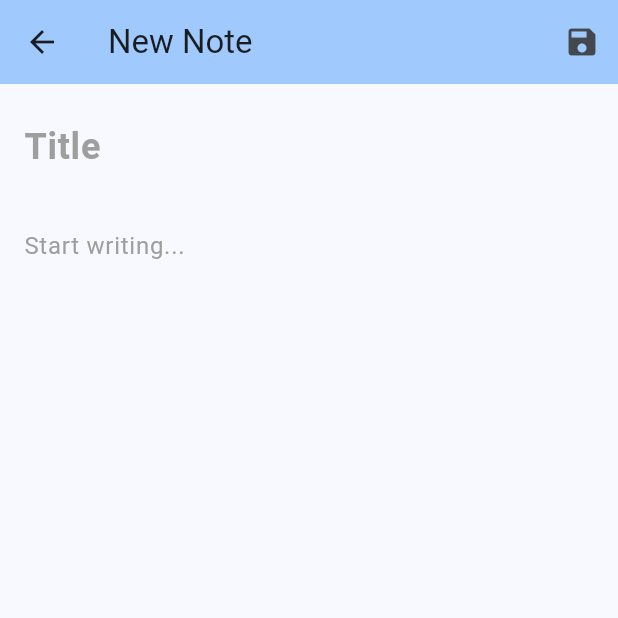
After one commit to rajni2002491/technica, a Flutter app: the screen it shows after launch, after a tap on the "add" icon, on a phone screen of 412 x 824 dp, the top half of it. The commit adds this screen. Run offline on Flutter 3.47's test engine with Material 3 defaults, Android fonts, the phone set to English and light mode, and no system bars; our stand-ins replace shared_preferences.

Commit message:
Update dependencies and refactor main app structure. Added shared_preferences and intl packages, updated Flutter SDK version, and modified the main app to use NotesListScreen as the home widget.

```diff
--- a/lib/main.dart
+++ b/lib/main.dart
@@ -1,4 +1,5 @@
 import 'package:flutter/material.dart';
+import 'screens/notes_list_screen.dart';
 
 void main() {
   runApp(const MyApp());
@@ -7,45 +8,19 @@ void main() {
 class MyApp extends StatelessWidget {
   const MyApp({super.key});
 
-  // This widget is the root of your application.
   @override
   Widget build(BuildContext context) {
     return MaterialApp(
-      title: 'Flutter Demo',
+      title: 'Notepad',
       theme: ThemeData(
-        colorScheme: ColorScheme.fromSeed(seedColor: Colors.deepPurple),
+        colorScheme: ColorScheme.fromSeed(
+          seedColor: Colors.blue,
+          brightness: Brightness.light,
+        ),
+        useMaterial3: true,
       ),
-      home: const MyHomePage(title: 'App Attacker Simulator'),
+      home: const NotesListScreen(),
+      debugShowCheckedModeBanner: false,
     );
   }
 }
-
-class MyHomePage extends StatefulWidget {
-  const MyHomePage({super.key, required this.title});
-
-  final String title;
-
-  @override
-  State<MyHomePage> createState() => _MyHomePageState();
-}
-
-class _MyHomePageState extends State<MyHomePage> {
-
-  @override
-  Widget build(BuildContext context) {
-    return Scaffold(
-      appBar: AppBar(
-        backgroundColor: Colors.blue,
-        title: Text(widget.title),
-      ),
-      body: Center(
-        child: Column(
-          mainAxisAlignment: MainAxisAlignment.center,
-          children: [
-            Text('Hello, World!'),
-          ],
-        ),
-      ),
-    );
-  }
-}
--- /dev/null
+++ b/lib/models/note.dart
@@ -0,0 +1,54 @@
+class Note {
+  final String id;
+  final String title;
+  final String content;
+  final DateTime createdAt;
+  final DateTime updatedAt;
+
+  Note({
+    required this.id,
+    required this.title,
+    required this.content,
+    required this.createdAt,
+    required this.updatedAt,
+  });
+
+  // Convert Note to Map for JSON serialization
+  Map<String, dynamic> toJson() {
+    return {
+      'id': id,
+      'title': title,
+      'content': content,
+      'createdAt': createdAt.toIso8601String(),
+      'updatedAt': updatedAt.toIso8601String(),
+    };
+  }
+
+  // Create Note from Map
+  factory Note.fromJson(Map<String, dynamic> json) {
+    return Note(
+      id: json['id'] as String,
+      title: json['title'] as String,
+      content: json['content'] as String,
+      createdAt: DateTime.parse(json['createdAt'] as String),
+      updatedAt: DateTime.parse(json['updatedAt'] as String),
+    );
+  }
+
+  // Create a copy of Note with optional updates
+  Note copyWith({
+    String? id,
+    String? title,
+    String? content,
+    DateTime? createdAt,
+    DateTime? updatedAt,
+  }) {
+    return Note(
+      id: id ?? this.id,
+      title: title ?? this.title,
+      content: content ?? this.content,
+      createdAt: createdAt ?? this.createdAt,
+      updatedAt: updatedAt ?? this.updatedAt,
+    );
+  }
+}
--- /dev/null
+++ b/lib/screens/note_edit_screen.dart
@@ -0,0 +1,177 @@
+import 'package:flutter/material.dart';
+import 'package:intl/intl.dart';
+import '../models/note.dart';
+import '../services/note_storage.dart';
+
+class NoteEditScreen extends StatefulWidget {
+  final Note? note;
+
+  const NoteEditScreen({super.key, this.note});
+
+  @override
+  State<NoteEditScreen> createState() => _NoteEditScreenState();
+}
+
+class _NoteEditScreenState extends State<NoteEditScreen> {
+  final NoteStorage _noteStorage = NoteStorage();
+  final TextEditingController _titleController = TextEditingController();
+  final TextEditingController _contentController = TextEditingController();
+  bool _isSaving = false;
+
+  @override
+  void initState() {
+    super.initState();
+    if (widget.note != null) {
+      _titleController.text = widget.note!.title;
+      _contentController.text = widget.note!.content;
+    }
+  }
+
+  @override
+  void dispose() {
+    _titleController.dispose();
+    _contentController.dispose();
+    super.dispose();
+  }
+
+  Future<void> _saveNote() async {
+    final title = _titleController.text.trim();
+    final content = _contentController.text.trim();
+
+    if (title.isEmpty && content.isEmpty) {
+      // Don't save empty notes
+      Navigator.pop(context, false);
+      return;
+    }
+
+    setState(() {
+      _isSaving = true;
+    });
+
+    final now = DateTime.now();
+    final note = widget.note != null
+        ? widget.note!.copyWith(
+            title: title.isEmpty ? 'Untitled' : title,
+            content: content,
+            updatedAt: now,
+          )
+        : Note(
+            id: DateTime.now().millisecondsSinceEpoch.toString(),
+            title: title.isEmpty ? 'Untitled' : title,
+            content: content,
+            createdAt: now,
+            updatedAt: now,
+          );
+
+    final success = await _noteStorage.saveNote(note);
+
+    setState(() {
+      _isSaving = false;
+    });
+
+    if (success) {
+      if (mounted) {
+        Navigator.pop(context, true);
+        ScaffoldMessenger.of(context).showSnackBar(
+          SnackBar(
+            content: Text(widget.note != null ? 'Note updated' : 'Note saved'),
+          ),
+        );
+      }
+    } else {
+      if (mounted) {
+        ScaffoldMessenger.of(context).showSnackBar(
+          const SnackBar(
+            content: Text('Failed to save note'),
+            backgroundColor: Colors.red,
+          ),
+        );
+      }
+    }
+  }
+
+  @override
+  Widget build(BuildContext context) {
+    final isEditing = widget.note != null;
+    final dateFormat = DateFormat('MMM d, yyyy • HH:mm');
+
+    return Scaffold(
+      appBar: AppBar(
+        title: Text(isEditing ? 'Edit Note' : 'New Note'),
+        backgroundColor: Theme.of(context).colorScheme.inversePrimary,
+        actions: [
+          if (_isSaving)
+            const Padding(
+              padding: EdgeInsets.all(16.0),
+              child: SizedBox(
+                width: 20,
+                height: 20,
+                child: CircularProgressIndicator(strokeWidth: 2),
+              ),
+            )
+          else
+            IconButton(
+              icon: const Icon(Icons.save),
+              onPressed: _saveNote,
+              tooltip: 'Save',
+            ),
+        ],
+      ),
+      body: Column(
+        children: [
+          if (isEditing && widget.note != null)
+            Container(
+              width: double.infinity,
+              padding: const EdgeInsets.symmetric(horizontal: 16, vertical: 8),
+              color: Colors.grey[100],
+              child: Text(
+                'Last updated: ${dateFormat.format(widget.note!.updatedAt)}',
+                style: TextStyle(fontSize: 12, color: Colors.grey[600]),
+              ),
+            ),
+          Expanded(
+            child: SingleChildScrollView(
+              padding: const EdgeInsets.all(16),
+              child: Column(
+                crossAxisAlignment: CrossAxisAlignment.start,
+                children: [
+                  TextField(
+                    controller: _titleController,
+                    decoration: const InputDecoration(
+                      hintText: 'Title',
+                      border: InputBorder.none,
+                      hintStyle: TextStyle(
+                        fontSize: 24,
+                        fontWeight: FontWeight.bold,
+                        color: Colors.grey,
+                      ),
+                    ),
+                    style: const TextStyle(
+                      fontSize: 24,
+                      fontWeight: FontWeight.bold,
+                    ),
+                    maxLines: null,
+                    textCapitalization: TextCapitalization.sentences,
+                  ),
+                  const SizedBox(height: 16),
+                  TextField(
+                    controller: _contentController,
+                    decoration: const InputDecoration(
+                      hintText: 'Start writing...',
+                      border: InputBorder.none,
+                      hintStyle: TextStyle(fontSize: 16, color: Colors.grey),
+                    ),
+                    style: const TextStyle(fontSize: 16, height: 1.5),
+                    maxLines: null,
+                    textCapitalization: TextCapitalization.sentences,
+                    expands: false,
+                  ),
+                ],
+              ),
+            ),
+          ),
+        ],
+      ),
+    );
+  }
+}
--- /dev/null
+++ b/lib/screens/notes_list_screen.dart
@@ -0,0 +1,199 @@
+import 'package:flutter/material.dart';
+import 'package:intl/intl.dart';
+import '../models/note.dart';
+import '../services/note_storage.dart';
+import 'note_edit_screen.dart';
+
+class NotesListScreen extends StatefulWidget {
+  const NotesListScreen({super.key});
+
+  @override
+  State<NotesListScreen> createState() => _NotesListScreenState();
+}
+
+class _NotesListScreenState extends State<NotesListScreen> {
+  final NoteStorage _noteStorage = NoteStorage();
+  List<Note> _notes = [];
+  bool _isLoading = true;
+
+  @override
+  void initState() {
+    super.initState();
+    _loadNotes();
+  }
+
+  Future<void> _loadNotes() async {
+    setState(() {
+      _isLoading = true;
+    });
+
+    final notes = await _noteStorage.getNotes();
+
+    setState(() {
+      _notes = notes;
+      _isLoading = false;
+    });
+  }
+
+  Future<void> _deleteNote(Note note) async {
+    final confirm = await showDialog<bool>(
+      context: context,
+      builder: (context) => AlertDialog(
+        title: const Text('Delete Note'),
+        content: Text('Are you sure you want to delete "${note.title}"?'),
+        actions: [
+          TextButton(
+            onPressed: () => Navigator.pop(context, false),
+            child: const Text('Cancel'),
+          ),
+          TextButton(
+            onPressed: () => Navigator.pop(context, true),
+            style: TextButton.styleFrom(foregroundColor: Colors.red),
+            child: const Text('Delete'),
+          ),
+        ],
+      ),
+    );
+
+    if (confirm == true) {
+      await _noteStorage.deleteNote(note.id);
+      _loadNotes();
+      if (mounted) {
+        ScaffoldMessenger.of(
+          context,
+        ).showSnackBar(const SnackBar(content: Text('Note deleted')));
+      }
+    }
+  }
+
+  void _navigateToEditScreen(Note? note) async {
+    final result = await Navigator.push(
+      context,
+      MaterialPageRoute(builder: (context) => NoteEditScreen(note: note)),
+    );
+
+    if (result == true) {
+      _loadNotes();
+    }
+  }
+
+  String _formatDate(DateTime date) {
+    final now = DateTime.now();
+    final difference = now.difference(date);
+
+    if (difference.inDays == 0) {
+      return DateFormat('HH:mm').format(date);
+    } else if (difference.inDays == 1) {
+      return 'Yesterday';
+    } else if (difference.inDays < 7) {
+      return DateFormat('EEEE').format(date);
+    } else {
+      return DateFormat('MMM d, yyyy').format(date);
+    }
+  }
+
+  String _getPreview(String content) {
+    if (content.isEmpty) {
+      return 'No content';
+    }
+    return content.length > 100 ? '${content.substring(0, 100)}...' : content;
+  }
+
+  @override
+  Widget build(BuildContext context) {
+    return Scaffold(
+      appBar: AppBar(
+        title: const Text('Notepad'),
+        backgroundColor: Theme.of(context).colorScheme.inversePrimary,
+        elevation: 0,
+      ),
+      body: _isLoading
+          ? const Center(child: CircularProgressIndicator())
+          : _notes.isEmpty
+          ? Center(
+              child: Column(
+                mainAxisAlignment: MainAxisAlignment.center,
+                children: [
+                  Icon(Icons.note_outlined, size: 64, color: Colors.grey[400]),
+                  const SizedBox(height: 16),
+                  Text(
+                    'No notes yet',
+                    style: TextStyle(fontSize: 18, color: Colors.grey[600]),
+                  ),
+                  const SizedBox(height: 8),
+                  Text(
+                    'Tap the + button to create your first note',
+                    style: TextStyle(fontSize: 14, color: Colors.grey[500]),
+                  ),
+                ],
+              ),
+            )
+          : RefreshIndicator(
+              onRefresh: _loadNotes,
+              child: ListView.builder(
+                padding: const EdgeInsets.all(8),
+                itemCount: _notes.length,
+                itemBuilder: (context, index) {
+                  final note = _notes[index];
+                  return Card(
+                    margin: const EdgeInsets.symmetric(
+                      horizontal: 8,
+                      vertical: 4,
+                    ),
+                    elevation: 1,
+                    child: ListTile(
+                      contentPadding: const EdgeInsets.symmetric(
+                        horizontal: 16,
+                        vertical: 8,
+                      ),
+                      title: Text(
+                        note.title.isEmpty ? 'Untitled' : note.title,
+                        style: const TextStyle(
+                          fontWeight: FontWeight.bold,
+                          fontSize: 16,
+                        ),
+                        maxLines: 1,
+                        overflow: TextOverflow.ellipsis,
+                      ),
+                      subtitle: Column(
+                        crossAxisAlignment: CrossAxisAlignment.start,
+                        children: [
+                          const SizedBox(height: 4),
+                          Text(
+                            _getPreview(note.content),
+                            style: TextStyle(
+                              color: Colors.grey[700],
+                              fontSize: 14,
+                            ),
+                            maxLines: 2,
+                            overflow: TextOverflow.ellipsis,
+                          ),
+                          const SizedBox(height: 8),
+                          Text(
+                            _formatDate(note.updatedAt),
+                            style: TextStyle(
+                              color: Colors.grey[500],
+                              fontSize: 12,
+                            ),
+                          ),
+                        ],
+                      ),
+                      trailing: IconButton(
+                        icon: const Icon(Icons.delete_outline),
+                        onPressed: () => _deleteNote(note),
+                        color: Colors.red[300],
+                      ),
+                      onTap: () => _navigateToEditScreen(note),
+                    ),
+                  );
+                },
+              ),
+            ),
+      floatingActionButton: FloatingActionButton(
+        onPressed: () => _navigateToEditScreen(null),
+        tooltip: 'New Note',
+        child: const Icon(Icons.add),
+      ),
+    );
+  }
+}
--- /dev/null
+++ b/lib/services/note_storage.dart
@@ -0,0 +1,69 @@
+import 'dart:convert';
+import 'package:shared_preferences/shared_preferences.dart';
+import '../models/note.dart';
+
+class NoteStorage {
+  static const String _notesKey = 'notes';
+
+  // Get all notes
+  Future<List<Note>> getNotes() async {
+    try {
+      final prefs = await SharedPreferences.getInstance();
+      final notesJson = prefs.getString(_notesKey);
+
+      if (notesJson == null) {
+        return [];
+      }
+
+      final List<dynamic> notesList = json.decode(notesJson);
+      return notesList.map((noteJson) => Note.fromJson(noteJson)).toList()
+        ..sort((a, b) => b.updatedAt.compareTo(a.updatedAt));
+    } catch (e) {
+      return [];
+    }
+  }
+
+  // Save a note
+  Future<bool> saveNote(Note note) async {
+    try {
+      final notes = await getNotes();
+      final existingIndex = notes.indexWhere((n) => n.id == note.id);
+
+      if (existingIndex >= 0) {
+        notes[existingIndex] = note;
+      } else {
+        notes.add(note);
+      }
+
+      final prefs = await SharedPreferences.getInstance();
+      final notesJson = json.encode(notes.map((n) => n.toJson()).toList());
+      return await prefs.setString(_notesKey, notesJson);
+    } catch (e) {
+      return false;
+    }
+  }
+
+  // Delete a note
+  Future<bool> deleteNote(String id) async {
+    try {
+      final notes = await getNotes();
+      notes.removeWhere((note) => note.id == id);
+
+      final prefs = await SharedPreferences.getInstance();
+      final notesJson = json.encode(notes.map((n) => n.toJson()).toList());
+      return await prefs.setString(_notesKey, notesJson);
+    } catch (e) {
+      return false;
+    }
+  }
+
+  // Get a single note by ID
+  Future<Note?> getNoteById(String id) async {
+    try {
+      final notes = await getNotes();
+      return notes.firstWhere((note) => note.id == id);
+    } catch (e) {
+      return null;
+    }
+  }
+}
--- a/pubspec.yaml
+++ b/pubspec.yaml
@@ -34,6 +34,8 @@ dependencies:
   # The following adds the Cupertino Icons font to your application.
   # Use with the CupertinoIcons class for iOS style icons.
   cupertino_icons: ^1.0.8
+  shared_preferences: ^2.2.2
+  intl: ^0.19.0
 
 dev_dependencies:
   flutter_test:
```
Also changed, not shown: pubspec.lock, 1 other file.
